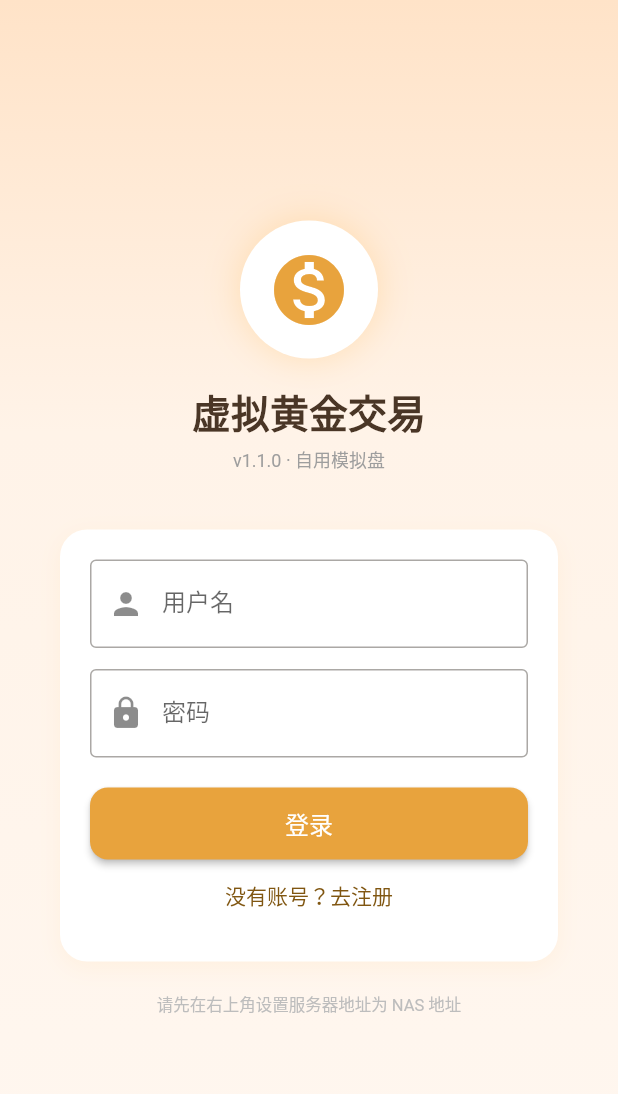
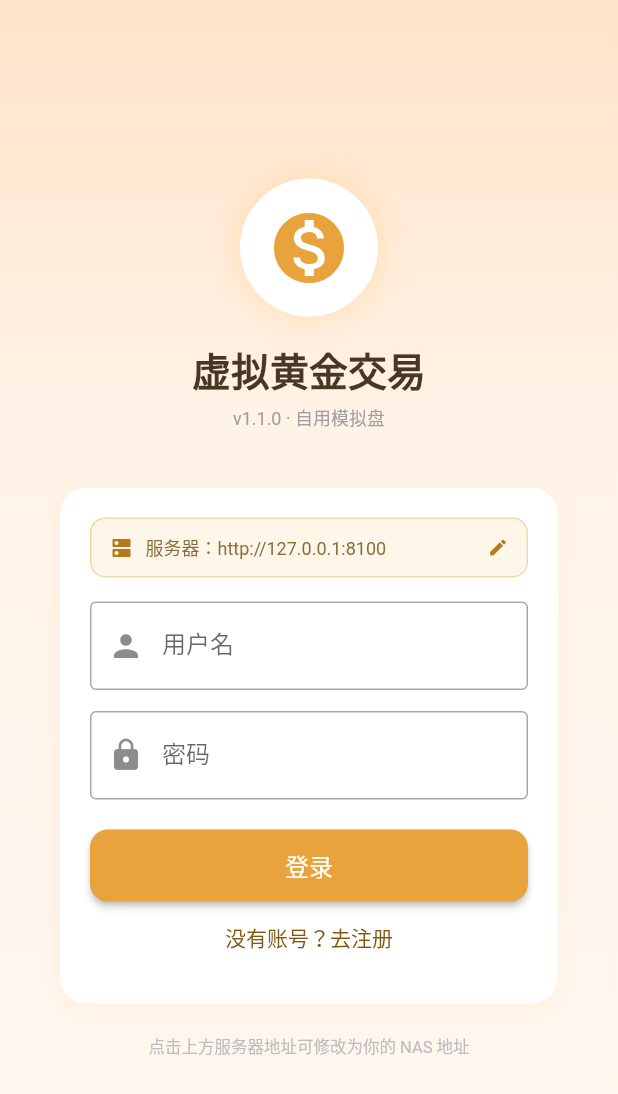
Before and after one commit to QQxiaobian/virtual-gold-trading, a Flutter app: the screen it shows after launch, on a phone screen of 412 x 824 dp. Shown: the top 1094 px of the screen. Run offline on Flutter 3.47's test engine with Material 2 defaults, Android fonts, the phone set to English and light mode, and no system bars; our stand-ins replace shared_preferences; accounts and stored records are empty.

Commit message:
chore: 同步 app/lib/screens/login.dart

```diff
--- a/app/lib/screens/login.dart
+++ b/app/lib/screens/login.dart
@@ -38,6 +38,34 @@ class _LoginScreenState extends State<LoginScreen> {
     }
   }
 
+  void _setServer() {
+    final ctrl = TextEditingController(text: Api.baseUrl);
+    showDialog(context: context, builder: (ctx) => AlertDialog(
+      title: const Text('服务器地址'),
+      content: Column(mainAxisSize: MainAxisSize.min, children: [
+        const Text('填写 NAS 上后端地址，含 http:// 与端口', style: TextStyle(fontSize: 12, color: Colors.grey)),
+        const SizedBox(height: 10),
+        TextField(controller: ctrl, autofocus: true, keyboardType: TextInputType.url,
+          decoration: const InputDecoration(labelText: '如 http://192.168.1.12:8100', border: OutlineInputBorder())),
+      ]),
+      actions: [
+        TextButton(onPressed: () => Navigator.pop(ctx), child: const Text('取消')),
+        ElevatedButton(onPressed: () async {
+          final url = ctrl.text.trim();
+          if (url.isEmpty || !url.startsWith('http')) {
+            showError(context, '地址需以 http:// 或 https:// 开头');
+            return;
+          }
+          await Api.setBaseUrl(url);
+          if (!mounted) return;
+          Navigator.pop(ctx);
+          setState(() {});
+          showOk(context, '服务器地址已保存');
+        }, child: const Text('保存')),
+      ],
+    ));
+  }
+
   @override
   Widget build(BuildContext context) {
     return Scaffold(
@@ -62,6 +90,21 @@ class _LoginScreenState extends State<LoginScreen> {
                   padding: const EdgeInsets.all(20),
                   child: Column(
                     children: [
+                      GestureDetector(
+                        onTap: _setServer,
+                        child: Container(
+                          width: double.infinity,
+                          padding: const EdgeInsets.symmetric(horizontal: 12, vertical: 10),
+                          decoration: BoxDecoration(color: const Color(0xFFFDF6E9), borderRadius: BorderRadius.circular(10), border: Border.all(color: const Color(0xFFF0D9A8))),
+                          child: Row(children: [
+                            const Icon(Icons.dns, size: 16, color: Color(0xFFB5791B)),
+                            const SizedBox(width: 8),
+                            Expanded(child: Text('服务器：${Api.baseUrl}', style: const TextStyle(fontSize: 12, color: Color(0xFF8A6D3B)), overflow: TextOverflow.ellipsis)),
+                            const Icon(Icons.edit, size: 14, color: Color(0xFFB5791B)),
+                          ]),
+                        ),
+                      ),
+                      const SizedBox(height: 16),
                       TextField(controller: _user, decoration: const InputDecoration(labelText: '用户名', prefixIcon: Icon(Icons.person), border: OutlineInputBorder())),
                       const SizedBox(height: 14),
                       TextField(controller: _pass, obscureText: true, decoration: const InputDecoration(labelText: '密码', prefixIcon: Icon(Icons.lock), border: OutlineInputBorder())),
@@ -86,7 +129,7 @@ class _LoginScreenState extends State<LoginScreen> {
                   ),
                 ),
                 const SizedBox(height: 12),
-                Text('请先在右上角设置服务器地址为 NAS 地址', style: TextStyle(color: Colors.grey[400], fontSize: 11)),
+                Text('点击上方服务器地址可修改为你的 NAS 地址', style: TextStyle(color: Colors.grey[400], fontSize: 11)),
               ],
             ),
           ),
```
